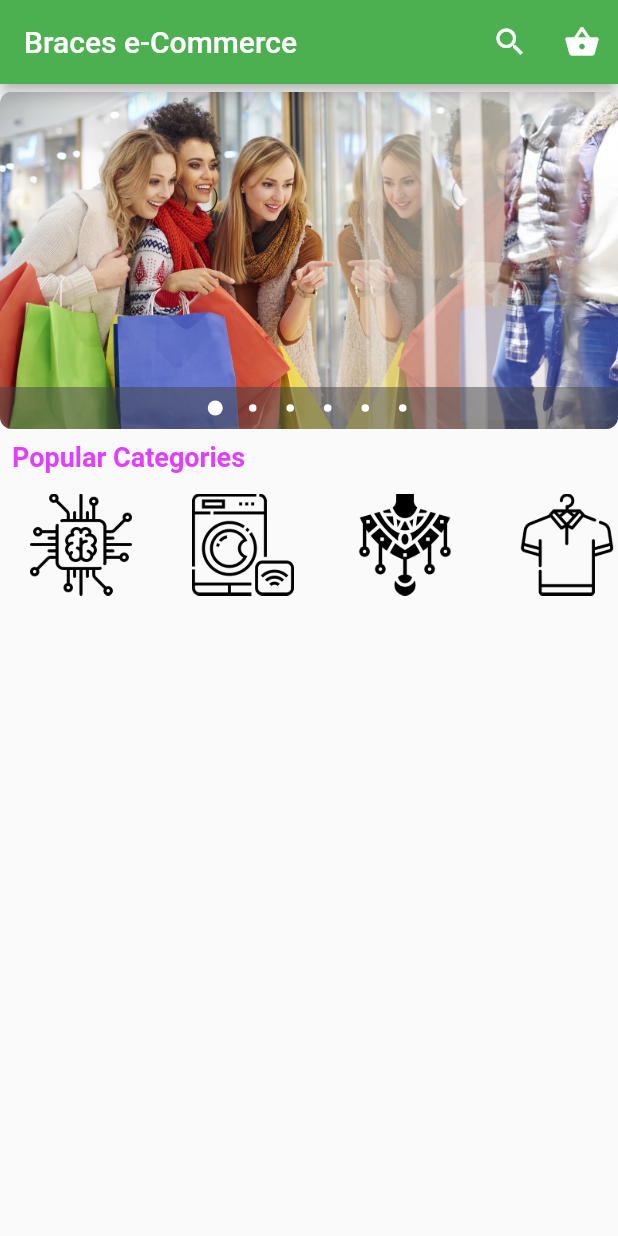
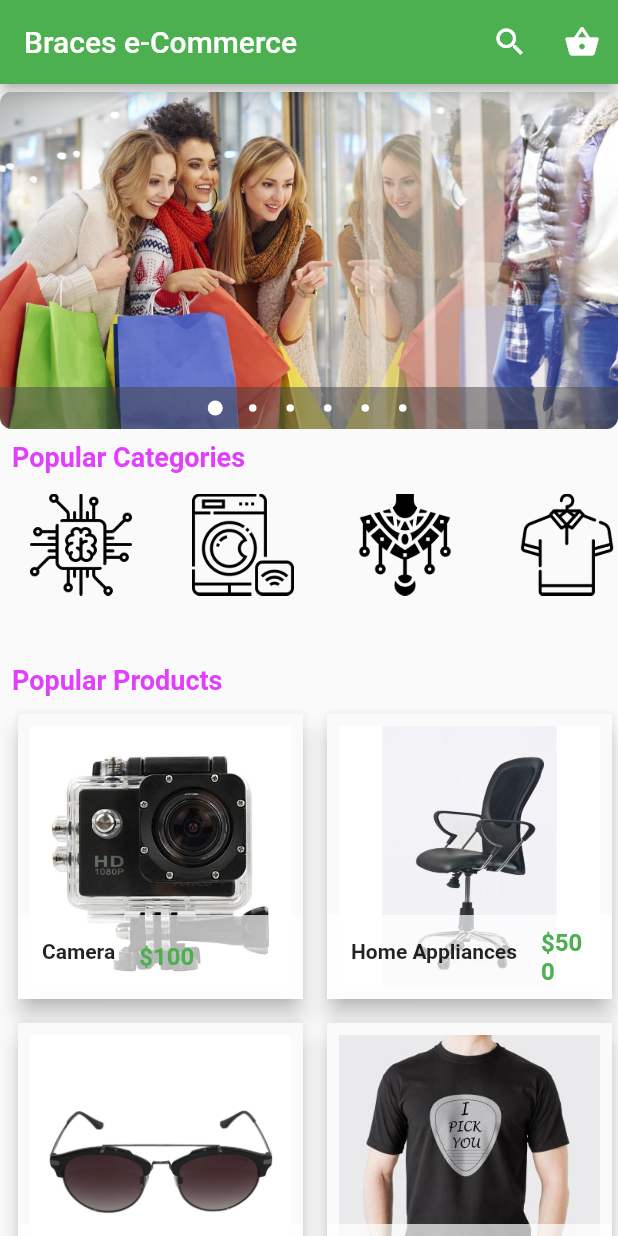
Before and after one commit to jdulal/ecommerce, a Flutter app: the screen it shows after launch, on a phone screen of 412 x 824 dp. Run offline on Flutter 3.47's test engine with Material 2 defaults, Android fonts, the phone set to English and light mode, and no system bars; drawn by our look-alikes of carousel_pro.

Commit message:
Updated for part-3
Updated to part-3 tutorial

```diff
--- a/lib/main.dart
+++ b/lib/main.dart
@@ -1,4 +1,5 @@
 import 'package:ecommerce/cat/horizontallist.dart';
+import 'package:ecommerce/products/products.dart';
 import 'package:flutter/material.dart';
 import 'package:carousel_pro/carousel_pro.dart';
 
@@ -66,6 +67,15 @@ class _MyHomeState extends State<MyHome> {
             ),
 
            HorizontalList(),
+
+            Padding(padding: const EdgeInsets.only(top: 8.0, left: 8.0,),
+            child: Text('Popular Products', style: TextStyle(fontWeight: FontWeight.bold, fontSize: 18.0, color: Colors.purpleAccent),),
+            ),
+
+            Container(
+              height: 400.0,
+              child: Products(),
+            )
           ],
         ),
       ),
--- /dev/null
+++ b/lib/products/products.dart
@@ -0,0 +1,111 @@
+import 'package:flutter/material.dart';
+
+class Products extends StatefulWidget {
+  Products({Key key}) : super(key: key);
+
+  _ProductsState createState() => _ProductsState();
+}
+
+class _ProductsState extends State<Products> {
+  var productList=[
+    {
+      "name":"Camera",
+      "image":"assets/products/camera1.jpg",
+      "price":"100"
+    },
+    {
+      "name":"Home Appliances",
+      "image":"assets/products/homeappliance1.jpg",
+      "price":"500"
+    },
+    {
+      "name":"Sun Glass",
+      "image":"assets/products/glass1.jpg",
+      "price":"80"
+    },
+    {
+      "name":"Men's Fashion",
+      "image":"assets/products/man1.jpg",
+      "price":"100"
+    },
+    {
+      "name":"Jewellery",
+      "image":"assets/products/jewellery1.jpg",
+      "price":"160"
+    },
+    {
+      "name":"Mobile",
+      "image":"assets/products/mobile1.jpg",
+      "price":"400"
+    },
+    {
+      "name":"Shoe",
+      "image":"assets/products/shoe1.jpg",
+      "price":"280"
+    }
+  ];
+  @override
+  Widget build(BuildContext context) {
+    return GridView.builder(
+      itemCount: productList.length,
+      gridDelegate: SliverGridDelegateWithFixedCrossAxisCount(crossAxisCount: 2),
+      itemBuilder: (BuildContext context, int index){
+        return SingleProduct(
+          prodName: productList[index]['name'],
+          prodPrice: productList[index]['price'],
+          prodImage: productList[index]['image'],
+        );
+              },
+            );
+          }
+        }
+
+class SingleProduct extends StatelessWidget {
+final prodName;
+final prodImage;
+final prodPrice;
+
+SingleProduct({
+  this.prodName,
+  this.prodImage,
+  this.prodPrice
+});
+
+
+
+  @override
+  Widget build(BuildContext context) {
+    // TODO: implement build
+    return Padding(padding: const EdgeInsets.only(left: 8.0, top: 8.0),
+    child: Card(
+      elevation: 6.0,
+      color: Colors.cyanAccent,
+      child: Hero(
+        tag:prodName,
+        child: Material(
+          child: InkWell(
+            onTap: (){
+
+            },
+          child: GridTile(
+            footer: Container(
+              color: Colors.white70,
+              child: ListTile(
+                leading: Text(prodName, style:TextStyle(fontWeight: FontWeight.bold),
+                ),
+                title: Text("\$$prodPrice", style: TextStyle(color: Colors.green, fontWeight: FontWeight.bold, fontSize: 16.0),
+                ),
+              ),
+            ),
+            child: Padding(
+              padding: const EdgeInsets.all(8.0),
+              child: Image.asset(prodImage, fit:BoxFit.cover),
+            ),
+          ),
+          ),
+        ),
+      ),
+    ),
+    );
+  }
+}
```
